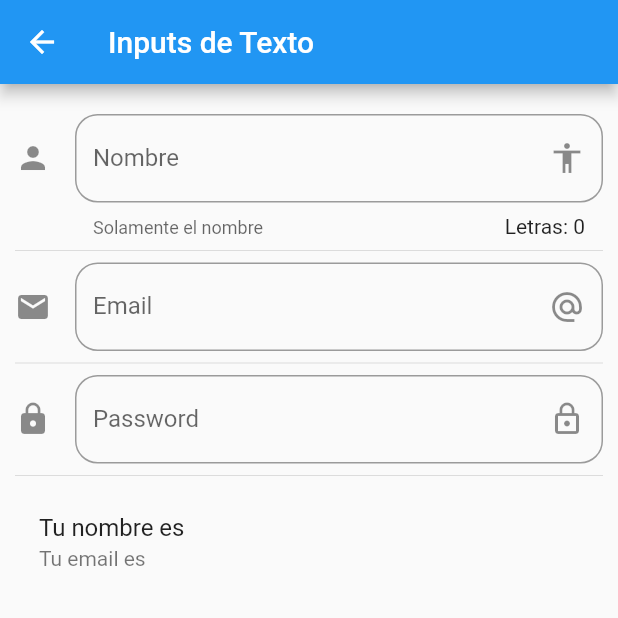
After one commit to rodrigoh00per/S6_Componentes_Flutter, a Flutter app: the InputPage screen opened by its route, on a phone screen of 412 x 824 dp, the top half of it. The commit adds this screen. Run offline on Flutter 3.47's test engine with Material 2 defaults, Android fonts, the phone set to English and light mode, and no system bars; network calls fail.

Commit message:
se agregaron inputs

```diff
--- /dev/null
+++ b/lib/src/pages/input_page.dart
@@ -0,0 +1,95 @@
+import 'package:flutter/material.dart';
+
+class InputPage extends StatefulWidget {
+  @override
+  _InputPageState createState() => _InputPageState();
+}
+
+class _InputPageState extends State<InputPage> {
+  String nombre = "";
+  String email = "";
+  String password = "";
+  @override
+  Widget build(BuildContext context) {
+    return Scaffold(
+      appBar: AppBar(
+        title: Text("Inputs de Texto"),
+      ),
+      body: ListView(
+        padding: EdgeInsets.symmetric(horizontal: 10.0, vertical: 20.0),
+        children: <Widget>[
+          _crearInputs(),
+          Divider(),
+          _inputEmail(),
+          Divider(),
+          _inputPassword(),
+          Divider(),
+          _crearPersona()
+        ],
+      ),
+    );
+  }
+
+  Widget _crearInputs() {
+    return TextField(
+        textCapitalization: TextCapitalization.sentences,
+        onChanged: (nombre) {
+          setState(() {
+            this.nombre = nombre;
+          });
+        },
+        decoration: InputDecoration(
+            border: OutlineInputBorder(borderRadius: BorderRadius.circular(15)),
+            counter: Text("Letras: ${this.nombre.length}"),
+            //este es como el placeholder
+            hintText: "Nombre de la persona",
+            labelText: "Nombre",
+            helperText: "Solamente el nombre ",
+            icon: Icon(Icons.person),
+            suffixIcon: Icon(Icons.accessibility)));
+  }
+
+  Widget _inputEmail() {
+    return TextField(
+        keyboardType: TextInputType.emailAddress,
+        onChanged: (email) {
+          setState(() {
+            this.email = email;
+          });
+        },
+        decoration: InputDecoration(
+            border: OutlineInputBorder(borderRadius: BorderRadius.circular(15)),
+
+            //este es como el placeholder
+            hintText: "Email",
+            labelText: "Email",
+            icon: Icon(Icons.email),
+            suffixIcon: Icon(Icons.alternate_email)));
+  }
+
+  Widget _inputPassword() {
+    return TextField(
+        obscureText: true,
+        keyboardType: TextInputType.text,
+        onChanged: (email) {
+          setState(() {
+            this.password = password;
+          });
+        },
+        decoration: InputDecoration(
+            border: OutlineInputBorder(borderRadius: BorderRadius.circular(15)),
+
+            //este es como el placeholder
+            hintText: "Password",
+            labelText: "Password",
+            icon: Icon(Icons.lock),
+            suffixIcon: Icon(Icons.lock_outline)));
+  }
+
+  Widget _crearPersona() {
+    return ListTile(
+      title: Text("Tu nombre es ${this.nombre}"),
+      subtitle: Text("Tu email es ${this.email}"),
+    );
+  }
+}
--- a/lib/src/routes/routes.dart
+++ b/lib/src/routes/routes.dart
@@ -1,8 +1,10 @@
 import 'package:flutter/material.dart';
 import 'package:s6_componentes_flutter/src/pages/alert_page.dart';
+import 'package:s6_componentes_flutter/src/pages/animated_container.dart';
 import 'package:s6_componentes_flutter/src/pages/avatar_page.dart';
 import 'package:s6_componentes_flutter/src/pages/cards_page.dart';
 import 'package:s6_componentes_flutter/src/pages/home_page.dart';
+import 'package:s6_componentes_flutter/src/pages/input_page.dart';
 
 Map<String, WidgetBuilder> getApplicationRoutes() {
   return <String, WidgetBuilder>{
@@ -10,5 +12,7 @@ Map<String, WidgetBuilder> getApplicationRoutes() {
     "alert": (BuildContext context) => AlertPage(),
     "avatar": (BuildContext context) => AvatarPage(),
     "cards": (BuildContext context) => CardsPage(),
+    "animatedContainer": (BuildContext context) => AnimatedContainerPage(),
+    "input": (BuildContext context) => InputPage()
   };
 }
--- a/lib/src/utils/icono_string_utils.dart
+++ b/lib/src/utils/icono_string_utils.dart
@@ -3,7 +3,9 @@ import 'package:flutter/material.dart';
 final _icons = <String, IconData>{
   "add_alert": Icons.add_alert,
   "accessibility": Icons.accessibility,
-  "folder_open": Icons.folder_open
+  "folder_open": Icons.folder_open,
+  "donut_large": Icons.donut_large,
+  "input": Icons.input
 };
 
 Icon getIcon(String iconName) {
--- a/recursos/menu_opts.json
+++ b/recursos/menu_opts.json
@@ -1,20 +1,30 @@
 {
-    "nombreApp" : "Componentes",
-    "rutas" : [
+  "nombreApp": "Componentes",
+  "rutas": [
     {
-            "ruta" : "alert",
-            "icon" : "add_alert",
+      "ruta": "alert",
+      "icon": "add_alert",
       "texto": "Alertas"
     },
     {
-            "ruta" : "avatar",
-            "icon" : "accessibility",
+      "ruta": "avatar",
+      "icon": "accessibility",
       "texto": "Avatars"
     },
     {
-            "ruta" : "cards",
-            "icon" : "folder_open",
+      "ruta": "cards",
+      "icon": "folder_open",
       "texto": "Cards - Tarjetas"
+    },
+    {
+      "ruta": "animatedContainer",
+      "icon": "donut_large",
+      "texto": "Animated Container Page"
+    },
+    {
+      "ruta": "input",
+      "icon": "input",
+      "texto": "Inputs Page"
     }
   ]
 }
```
Also changed, not shown: lib/src/pages/animated_container.dart (added, +47 -0 lines), lib/src/pages/avatar_page.dart (+24 -0 lines). Lines whose indentation alone changed are shown as unchanged.
